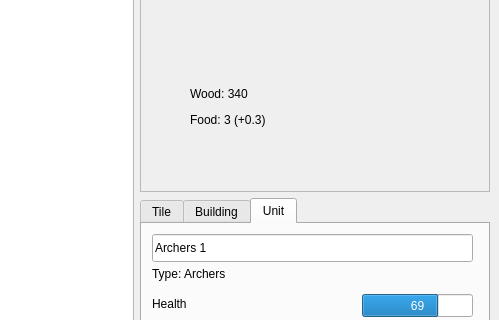
The window that Game/mapwindow.ui (AntonKaara/course-project-game) describes before a commit, drawn with Qt 5; both pictures show x 501 to 1000 and y 106 to 426 of the 1000 by 700 pixel window.
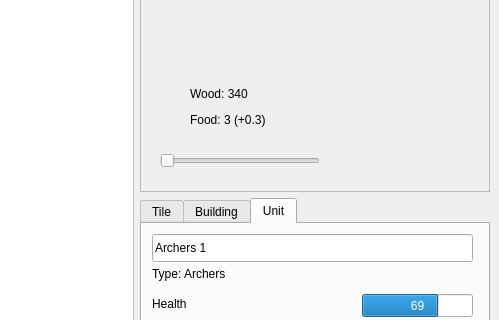
The same window after the commit.

Commit message: Added GrassTile class and grass textures, testing map generation

What changed in the file:
```diff
--- a/Game/mapwindow.ui
+++ b/Game/mapwindow.ui
@@ -130,6 +130,28 @@
           <string>Player 1's turn</string>
          </property>
         </widget>
+        <widget class="QSlider" name="horizontalSlider">
+         <property name="geometry">
+          <rect>
+           <x>20</x>
+           <y>230</y>
+           <width>160</width>
+           <height>17</height>
+          </rect>
+         </property>
+         <property name="minimum">
+          <number>1</number>
+         </property>
+         <property name="maximum">
+          <number>5</number>
+         </property>
+         <property name="singleStep">
+          <number>1</number>
+         </property>
+         <property name="orientation">
+          <enum>Qt::Horizontal</enum>
+         </property>
+        </widget>
        </widget>
       </item>
       <item>
```
The commit also changes 11 other files.
